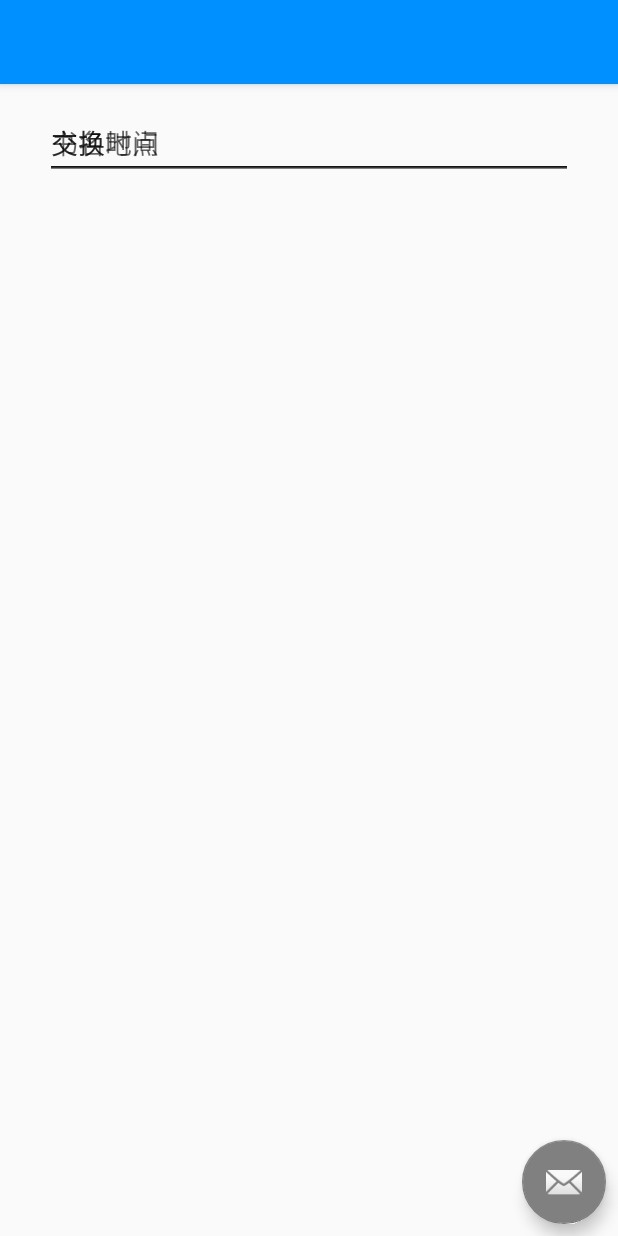
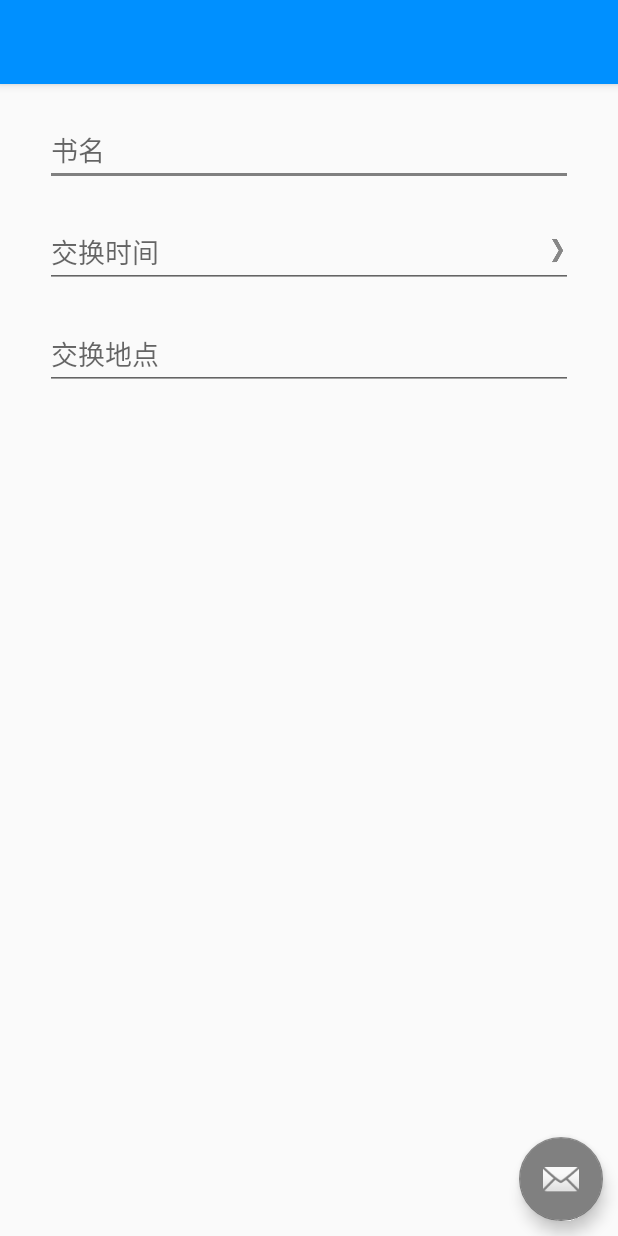
Before and after one commit to wzq-55552/Secondhandbooks, an Android app: the layout activity_add_msg.xml on its own in the app's theme, with its tools: preview values and no code run, on a phone screen of 412 x 824 dp. Run offline under Robolectric (Android 15) with nearby library versions, the phone set to English and light mode, and no system bars.

Commit message:
MainActivity + AddMsgActivity

```diff
--- a/app/src/main/res/layout/activity_add_msg.xml
+++ b/app/src/main/res/layout/activity_add_msg.xml
@@ -1,5 +1,6 @@
 <?xml version="1.0" encoding="utf-8"?>
-<android.support.design.widget.CoordinatorLayout xmlns:android="http://schemas.android.com/apk/res/android"
+<android.support.design.widget.CoordinatorLayout
+    xmlns:android="http://schemas.android.com/apk/res/android"
     xmlns:app="http://schemas.android.com/apk/res-auto"
     xmlns:tools="http://schemas.android.com/tools"
     android:layout_width="match_parent"
@@ -8,15 +9,13 @@
 
     <android.support.design.widget.AppBarLayout
         android:layout_width="match_parent"
-        android:layout_height="wrap_content"
-        android:theme="@style/AppTheme.AppBarOverlay">
+        android:layout_height="wrap_content">
 
         <android.support.v7.widget.Toolbar
             android:id="@+id/toolbar"
             android:layout_width="match_parent"
             android:layout_height="?attr/actionBarSize"
-            android:background="?attr/colorPrimary"
-            app:popupTheme="@style/AppTheme.PopupOverlay" />
+            android:background="?attr/colorPrimary" />
 
     </android.support.design.widget.AppBarLayout>
 
@@ -27,7 +26,7 @@
         android:layout_width="wrap_content"
         android:layout_height="wrap_content"
         android:layout_gravity="bottom|end"
-        android:layout_margin="@dimen/fab_margin"
+        android:layout_margin="10dp"
         app:srcCompat="@android:drawable/ic_dialog_email" />
 
 </android.support.design.widget.CoordinatorLayout>
--- a/app/src/main/res/layout/content_add_msg.xml
+++ b/app/src/main/res/layout/content_add_msg.xml
@@ -12,22 +12,27 @@
     tools:showIn="@layout/activity_add_msg">
 
     <EditText
+        android:id="@+id/book_name"
         android:layout_width="match_parent"
-        android:layout_height="wrap_content"
+        android:layout_height="0dp"
         android:hint="书名"
-        android:paddingTop="25dp"
+        android:paddingTop="30dp"
         />
 
     <EditText
+        android:id="@+id/exchange_time"
         android:layout_width="match_parent"
-        android:layout_height="wrap_content"
+        android:layout_height="0dp"
         android:hint="交换时间"
-        android:paddingTop="25dp" />
+        android:paddingTop="30dp"
+        app:layout_constraintTop_toBottomOf="@+id/book_name"
+        android:drawableRight="@drawable/arrow_right"/>
 
     <EditText
         android:layout_width="match_parent"
-        android:layout_height="wrap_content"
+        android:layout_height="0dp"
         android:hint="交换地点"
-        android:paddingTop="25dp" />
+        android:paddingTop="30dp"
+        app:layout_constraintTop_toBottomOf="@id/exchange_time"/>
 
 </android.support.constraint.ConstraintLayout>
```
Also changed, not shown: app/src/main/AndroidManifest.xml (+5 -2 lines), app/src/main/java/com/example/hasee/second_handbooks/AddMsgActivity.java (+20 -0 lines), app/src/main/java/com/example/hasee/second_handbooks/MainActivity.java (+12 -50 lines), app/src/main/res/layout/activity_main.xml (+14 -7 lines), app/src/main/res/menu/toolbar.xml (deleted, +0 -10 lines).
